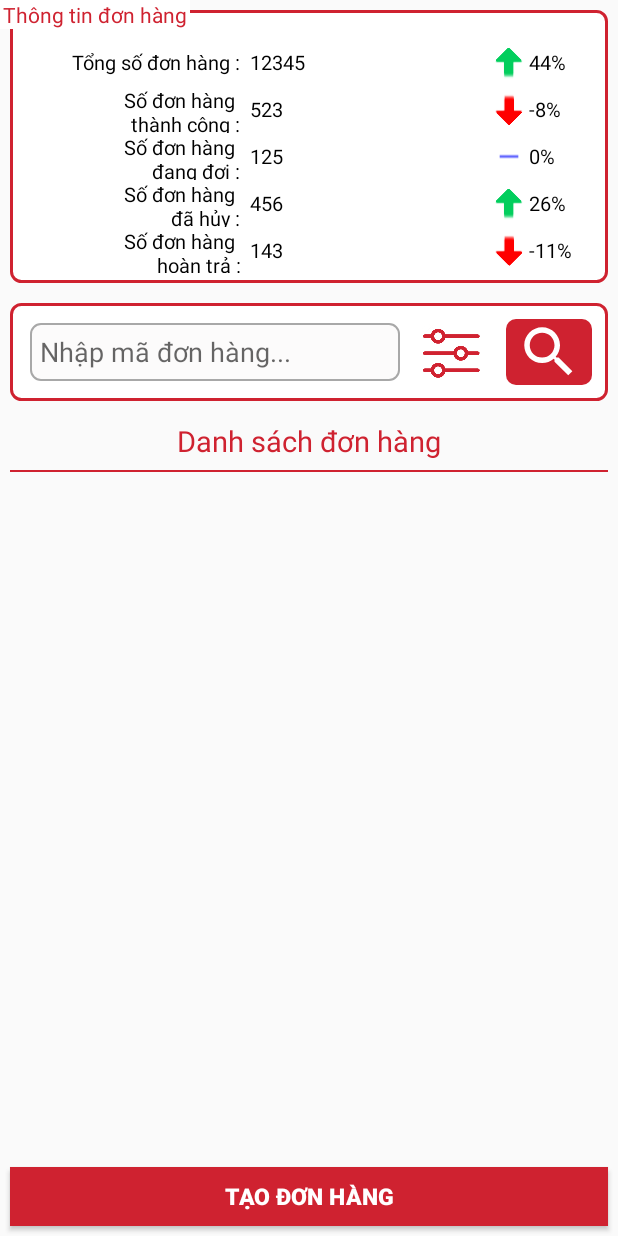
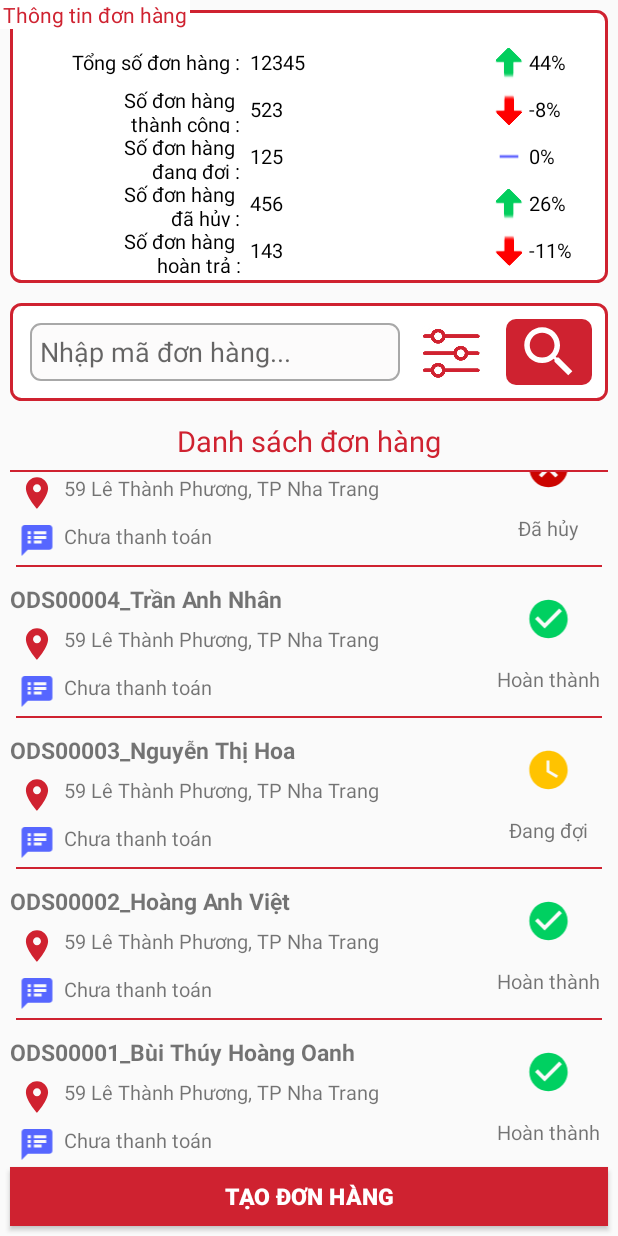
Before and after one commit to duongtricn2c/LeoCosmeticsShop, an Android app: the fragment FragmentOrders shown on its own in the app's theme, on a phone screen of 412 x 824 dp. Run offline under Robolectric (Android 15) with nearby library versions, the phone set to English and light mode, and no system bars; our stand-ins replace sdp/ssp sizes.

Commit message:
commit fragment item load list Orders

```diff
--- a/app/src/main/java/com/dvtri/leo_cosmetic_2710/fragment/FragmentOrders.kt
+++ b/app/src/main/java/com/dvtri/leo_cosmetic_2710/fragment/FragmentOrders.kt
@@ -5,10 +5,14 @@ import android.view.LayoutInflater
 import android.view.View
 import android.view.ViewGroup
 import androidx.fragment.app.Fragment
+import androidx.recyclerview.widget.LinearLayoutManager
 import com.dvtri.leo_cosmetic_2710.R
+import com.dvtri.leo_cosmetic_2710.data.Order
+import kotlinx.android.synthetic.main.fragment_orders.*
 
 class FragmentOrders : Fragment() {
-
+    var listOrders : ArrayList<Order> = ArrayList()
+    var adapter : OrderAdapter? = null
 
     companion object {
         /**
@@ -36,4 +40,72 @@ class FragmentOrders : Fragment() {
         return inflater.inflate(R.layout.fragment_orders, container, false)
     }
 
+    override fun onViewCreated(view: View, savedInstanceState: Bundle?) {
+        super.onViewCreated(view, savedInstanceState)
+        initData()
+        initUI()
+    }
+
+    private fun initUI() {
+        adapter = OrderAdapter(listOrders)
+        rlvOrders.layoutManager = LinearLayoutManager(this.context, LinearLayoutManager.VERTICAL, true)
+        rlvOrders.setHasFixedSize(true)
+        rlvOrders.adapter = adapter
+    }
+
+    private fun initData() {
+        listOrders.run {
+            add(
+                Order("ODS00001",
+                "Bùi Thúy Hoàng Oanh","01/12/2019",
+                "02/12/2019",30000,"02/12/2019",
+                "59 Lê Thành Phương, TP Nha Trang","1","Chưa thanh toán")
+            )
+            add(Order("ODS00002",
+                "Hoàng Anh Việt","01/12/2019",
+                "02/12/2019",30000,"02/12/2019",
+                "59 Lê Thành Phương, TP Nha Trang","1","Chưa thanh toán"))
+            add(Order("ODS00003",
+                "Nguyễn Thị Hoa","01/12/2019",
+                "02/12/2019",30000,"02/12/2019",
+                "59 Lê Thành Phương, TP Nha Trang","2","Chưa thanh toán"))
+            add(Order("ODS00004",
+                "Trần Anh Nhân","01/12/2019",
+                "02/12/2019",30000,"02/12/2019",
+                "59 Lê Thành Phương, TP Nha Trang","1","Chưa thanh toán"))
+            add(Order("ODS00005",
+                "Mai Thị Lựu Đạn","01/12/2019",
+                "02/12/2019",30000,"02/12/2019",
+                "59 Lê Thành Phương, TP Nha Trang","3","Chưa thanh toán"))
+            add(Order("ODS00006",
+                "Huỳnh Thị Phương","01/12/2019",
+                "02/12/2019",30000,"02/12/2019",
+                "59 Lê Thành Phương, TP Nha Trang","2","Chưa thanh toán"))
+            add(Order("ODS00007",
+                "Hồ Mỹ Trân","01/12/2019",
+                "02/12/2019",30000,"02/12/2019",
+                "59 Lê Thành Phương, TP Nha Trang","2","Chưa thanh toán"))
+            add(Order("ODS00008",
+                "Bùi Anh Tuấn","01/12/2019",
+                "02/12/2019",30000,"02/12/2019",
+                "59 Lê Thành Phương, TP Nha Trang","2","Chưa thanh toán"))
+            add(Order("ODS00009",
+                "Nguyễn Khởi My","01/12/2019",
+                "02/12/2019",30000,"02/12/2019",
+                "59 Lê Thành Phương, TP Nha Trang","3","Chưa thanh toán"))
+            add(Order("ODS00010",
+                "Lê Trúc Phương","01/12/2019",
+                "02/12/2019",30000,"02/12/2019",
+                "59 Lê Thành Phương, TP Nha Trang","1","Chưa thanh toán"))
+            add(Order("ODS00011",
+                "Mai Thị Nhàn","01/12/2019",
+                "02/12/2019",30000,"02/12/2019",
+                "59 Lê Thành Phương, TP Nha Trang","2","Chưa thanh toán"))
+            add(Order("ODS00012",
+                "Lê Dương Bảo Lâm","01/12/2019",
+                "02/12/2019",30000,"02/12/2019",
+                "59 Lê Thành Phương, TP Nha Trang","1","Chưa thanh toán"))
+        }
+    }
+
 }
--- a/app/src/main/java/com/dvtri/leo_cosmetic_2710/fragment/OrderAdapter.kt
+++ b/app/src/main/java/com/dvtri/leo_cosmetic_2710/fragment/OrderAdapter.kt
@@ -1,8 +1,13 @@
 package com.dvtri.leo_cosmetic_2710.fragment
 
+import android.view.LayoutInflater
 import android.view.View
 import android.view.ViewGroup
+import android.widget.ImageView
+import android.widget.TextView
+import androidx.core.view.marginBottom
 import androidx.recyclerview.widget.RecyclerView
+import com.dvtri.leo_cosmetic_2710.R
 import com.dvtri.leo_cosmetic_2710.data.Order
 import com.dvtri.leo_cosmetic_2710.fragment.OrderAdapter.MyViewHolder as MyViewHolder
 
@@ -14,7 +19,7 @@ class OrderAdapter(listOrders: ArrayList<Order>) : RecyclerView.Adapter<MyViewHo
         this.listOrders = listOrders
     }
     override fun onCreateViewHolder(parent: ViewGroup, viewType: Int): MyViewHolder {
-        TODO("not implemented") //To change body of created functions use File | Settings | File Templates.
+        return MyViewHolder(LayoutInflater.from(parent.context).inflate(R.layout.item_view_oders, parent, false))
     }
 
     override fun getItemCount(): Int {
@@ -22,12 +27,37 @@ class OrderAdapter(listOrders: ArrayList<Order>) : RecyclerView.Adapter<MyViewHo
     }
 
     override fun onBindViewHolder(holder: MyViewHolder, position: Int) {
-        TODO("not implemented") //To change body of created functions use File | Settings | File Templates.
+        val item = listOrders[position]
+        holder.tvOrderName.text = item.orderID +"_"+item.customerName
+        holder.tvAdress.text = item.shipAddress
+        holder.tvNote.text = item.note
+        when(item.status.toInt()){
+            1 -> {
+                holder.tvStatus.text = "Hoàn thành"
+                holder.imgStatus.setImageResource(R.drawable.ic_sucess)
+            }
+            2 -> {
+                holder.tvStatus.text = "Đang đợi"
+                holder.imgStatus.setImageResource(R.drawable.ic_waiting)
+            }
+            3 -> {
+                holder.tvStatus.text = "Đã hủy"
+                holder.imgStatus.setImageResource(R.drawable.ic_cancel)
+            }
+        }
+        if (position == 0){
+            holder.tvLine.visibility = View.VISIBLE
+        }
     }
 
 
-    class MyViewHolder(itemView: View) : RecyclerView.ViewHolder(itemView) {
-
+    class MyViewHolder(view: View) : RecyclerView.ViewHolder(view) {
+        val tvOrderName = view.findViewById(R.id.tvOrderName) as TextView
+        val tvAdress = view.findViewById(R.id.tvAdress) as TextView
+        val tvNote = view.findViewById(R.id.tvNote) as TextView
+        val tvStatus = view.findViewById(R.id.tvStatus) as TextView
+        val tvLine = view.findViewById(R.id.tvLine) as TextView
+        val imgStatus = view.findViewById(R.id.imgStatus) as ImageView
     }
 
 }
--- /dev/null
+++ b/app/src/main/res/drawable/ic_cancel.xml
@@ -0,0 +1,5 @@
+<vector android:height="24dp" android:tint="#CB0400"
+    android:viewportHeight="24.0" android:viewportWidth="24.0"
+    android:width="24dp" xmlns:android="http://schemas.android.com/apk/res/android">
+    <path android:fillColor="#FF000000" android:pathData="M12,2C6.47,2 2,6.47 2,12s4.47,10 10,10 10,-4.47 10,-10S17.53,2 12,2zM17,15.59L15.59,17 12,13.41 8.41,17 7,15.59 10.59,12 7,8.41 8.41,7 12,10.59 15.59,7 17,8.41 13.41,12 17,15.59z"/>
+</vector>
--- /dev/null
+++ b/app/src/main/res/drawable/ic_location.xml
@@ -0,0 +1,5 @@
+<vector android:height="24dp" android:tint="#D02230"
+    android:viewportHeight="24.0" android:viewportWidth="24.0"
+    android:width="24dp" xmlns:android="http://schemas.android.com/apk/res/android">
+    <path android:fillColor="#FF000000" android:pathData="M12,2C8.13,2 5,5.13 5,9c0,5.25 7,13 7,13s7,-7.75 7,-13c0,-3.87 -3.13,-7 -7,-7zM12,11.5c-1.38,0 -2.5,-1.12 -2.5,-2.5s1.12,-2.5 2.5,-2.5 2.5,1.12 2.5,2.5 -1.12,2.5 -2.5,2.5z"/>
+</vector>
--- /dev/null
+++ b/app/src/main/res/drawable/ic_notes.xml
@@ -0,0 +1,5 @@
+<vector android:height="24dp" android:tint="#5666FF"
+    android:viewportHeight="24.0" android:viewportWidth="24.0"
+    android:width="24dp" xmlns:android="http://schemas.android.com/apk/res/android">
+    <path android:fillColor="#FF000000" android:pathData="M20,2L4,2c-1.1,0 -1.99,0.9 -1.99,2L2,22l4,-4h14c1.1,0 2,-0.9 2,-2L22,4c0,-1.1 -0.9,-2 -2,-2zM8,14L6,14v-2h2v2zM8,11L6,11L6,9h2v2zM8,8L6,8L6,6h2v2zM15,14h-5v-2h5v2zM18,11h-8L10,9h8v2zM18,8h-8L10,6h8v2z"/>
+</vector>
--- /dev/null
+++ b/app/src/main/res/drawable/ic_sucess.xml
@@ -0,0 +1,5 @@
+<vector android:height="24dp" android:tint="#00D061"
+    android:viewportHeight="24.0" android:viewportWidth="24.0"
+    android:width="24dp" xmlns:android="http://schemas.android.com/apk/res/android">
+    <path android:fillColor="#FF000000" android:pathData="M12,2C6.48,2 2,6.48 2,12s4.48,10 10,10 10,-4.48 10,-10S17.52,2 12,2zM10,17l-5,-5 1.41,-1.41L10,14.17l7.59,-7.59L19,8l-9,9z"/>
+</vector>
--- /dev/null
+++ b/app/src/main/res/drawable/ic_waiting.xml
@@ -0,0 +1,5 @@
+<vector android:height="24dp" android:tint="#FFC300"
+    android:viewportHeight="24.0" android:viewportWidth="24.0"
+    android:width="24dp" xmlns:android="http://schemas.android.com/apk/res/android">
+    <path android:fillColor="#FF000000" android:pathData="M12,2C6.5,2 2,6.5 2,12s4.5,10 10,10 10,-4.5 10,-10S17.5,2 12,2zM16.2,16.2L11,13L11,7h1.5v5.2l4.5,2.7 -0.8,1.3z"/>
+</vector>
--- a/app/src/main/res/layout/activity_login.xml
+++ b/app/src/main/res/layout/activity_login.xml
@@ -288,13 +288,13 @@
                 android:layout_width="@dimen/_400sdp"
                 android:layout_height="@dimen/_400sdp"
                 android:layout_centerInParent="true"
-                android:background="@drawable/loading5"
+                android:background="@drawable/ripple"
                 android:visibility="invisible" />
 
             <ImageView
                 android:id="@+id/imgLogin"
-                android:layout_width="@dimen/_90sdp"
-                android:layout_height="@dimen/_90sdp"
+                android:layout_width="@dimen/_150sdp"
+                android:layout_height="@dimen/_150sdp"
                 android:layout_centerInParent="true"
                 android:src="@drawable/avt_account"
                 android:visibility="invisible"
--- a/app/src/main/res/layout/fragment_customers.xml
+++ b/app/src/main/res/layout/fragment_customers.xml
@@ -1,36 +1,47 @@
 <?xml version="1.0" encoding="utf-8"?>
-<LinearLayout xmlns:android="http://schemas.android.com/apk/res/android"
+<RelativeLayout xmlns:android="http://schemas.android.com/apk/res/android"
     xmlns:tools="http://schemas.android.com/tools"
     android:layout_width="match_parent"
     android:layout_height="match_parent"
     tools:context=".fragment.FragmentCustomers">
 
     <RelativeLayout
+        android:layout_width="match_parent"
+        android:layout_height="match_parent"
+        android:layout_above="@+id/addCustomer"
+        android:orientation="vertical">
 
-        android:layout_weight="1"
-        android:layout_width="match_parent"
-        android:layout_height="match_parent">
 
         <LinearLayout
+            android:layout_width="match_parent"
+            android:layout_height="match_parent"
             android:layout_margin="@dimen/_5sdp"
-            android:background="@drawable/bg_report"
-            android:layout_width="match_parent"
-            android:layout_height="match_parent">
+            android:background="@drawable/bg_report">
 
-            <TextView
-                android:text="Tổng "
-                android:layout_width="wrap_content"
-                android:layout_height="wrap_content"/>
 
         </LinearLayout>
+
         <TextView
+            android:layout_width="wrap_content"
+            android:layout_height="wrap_content"
             android:layout_marginLeft="@dimen/_10sdp"
+            android:background="@color/colorWhite"
+            android:text="@string/info_customers"
             android:textColor="@color/textMenuSelect"
-            android:background="@color/colorWhite"
-            android:text="Thông tin khách hàng"
             android:textSize="@dimen/_10sdp"
-            android:layout_width="wrap_content"
-            android:layout_height="wrap_content"/>
+            tools:ignore="RtlHardcoded" />
     </RelativeLayout>
 
-</LinearLayout>
+    <Button
+        android:id="@+id/addCustomer"
+        android:layout_width="match_parent"
+        android:layout_height="@dimen/_30sdp"
+        android:layout_alignParentBottom="true"
+        android:layout_margin="@dimen/_5sdp"
+        android:background="@color/textMenuSelect"
+        android:text="@string/add_customer"
+        android:textColor="@color/colorWhite"
+        android:textSize="@dimen/_12sdp"
+        android:textStyle="bold" />
+
+</RelativeLayout>
--- a/app/src/main/res/layout/fragment_orders.xml
+++ b/app/src/main/res/layout/fragment_orders.xml
@@ -303,6 +303,7 @@
             android:background="@color/textMenuSelect" />
 
         <androidx.recyclerview.widget.RecyclerView
+            android:id="@+id/rlvOrders"
             android:layout_width="match_parent"
             android:layout_height="match_parent"
             android:layout_marginLeft="@dimen/_5sdp"
--- a/app/src/main/res/layout/fragment_products.xml
+++ b/app/src/main/res/layout/fragment_products.xml
@@ -1,5 +1,5 @@
 <?xml version="1.0" encoding="utf-8"?>
-<ScrollView xmlns:android="http://schemas.android.com/apk/res/android"
+<RelativeLayout xmlns:android="http://schemas.android.com/apk/res/android"
     xmlns:tools="http://schemas.android.com/tools"
     android:layout_width="match_parent"
     android:layout_height="match_parent"
@@ -311,5 +311,16 @@
             android:layout_marginRight="@dimen/_5sdp" />
     </LinearLayout>
 
+    <Button
+        android:id="@+id/addProducts"
+        android:text="@string/add_products"
+        android:textColor="@color/colorWhite"
+        android:textStyle="bold"
+        android:textSize="@dimen/_12sdp"
+        android:background="@color/textMenuSelect"
+        android:layout_margin="@dimen/_5sdp"
+        android:layout_alignParentBottom="true"
+        android:layout_width="match_parent"
+        android:layout_height="@dimen/_30sdp"/>
 
-</ScrollView>
+</RelativeLayout>
--- a/app/src/main/res/layout/item_view_oders.xml
+++ b/app/src/main/res/layout/item_view_oders.xml
@@ -7,7 +7,7 @@
 
     <LinearLayout
         android:layout_width="match_parent"
-        android:layout_height="wrap_content"
+        android:layout_height="@dimen/_70sdp"
         android:orientation="horizontal"
         tools:ignore="UselessParent">
 
@@ -21,31 +21,87 @@
                 android:id="@+id/tvOrderName"
                 android:layout_width="match_parent"
                 android:layout_height="wrap_content"
+                android:layout_marginTop="@dimen/_5sdp"
                 android:textSize="@dimen/_12sdp"
                 android:textStyle="bold" />
+
+            <LinearLayout
+                android:layout_width="match_parent"
+                android:layout_height="match_parent"
+                android:layout_marginTop="@dimen/_5sdp"
+                android:layout_weight="1"
+                android:orientation="horizontal">
+
+                <ImageView
+                    android:layout_width="match_parent"
+                    android:layout_height="match_parent"
+                    android:layout_weight="8"
+                    android:src="@drawable/ic_location"
+                    tools:ignore="NestedWeights" />
 
                 <TextView
                     android:id="@+id/tvAdress"
                     android:layout_width="match_parent"
                     android:layout_height="wrap_content"
+                    android:layout_weight="1"
                     android:textSize="@dimen/_10sdp" />
+            </LinearLayout>
+
+            <LinearLayout
+                android:layout_width="match_parent"
+                android:layout_height="match_parent"
+                android:layout_marginTop="@dimen/_5sdp"
+                android:layout_weight="1"
+                android:orientation="horizontal">
+
+                <ImageView
+                    android:layout_width="match_parent"
+                    android:layout_height="match_parent"
+                    android:layout_weight="8"
+                    android:src="@drawable/ic_notes"
+                    tools:ignore="NestedWeights" />
 
                 <TextView
                     android:id="@+id/tvNote"
                     android:layout_width="match_parent"
                     android:layout_height="wrap_content"
+                    android:layout_weight="1"
                     android:textSize="@dimen/_10sdp" />
             </LinearLayout>
+        </LinearLayout>
+
+        <LinearLayout
+            android:layout_width="match_parent"
+            android:layout_height="match_parent"
+            android:layout_weight="4"
+            android:orientation="vertical">
+
+            <ImageView
+                android:id="@+id/imgStatus"
+                android:layout_width="match_parent"
+                android:layout_height="match_parent"
+                android:layout_margin="@dimen/_12sdp"
+                android:layout_weight="1"
+                tools:ignore="NestedWeights" />
 
             <TextView
                 android:id="@+id/tvStatus"
                 android:layout_width="match_parent"
                 android:layout_height="match_parent"
-            android:layout_weight="6" />
+                android:layout_weight="2"
+                android:gravity="center_horizontal"
+                android:textSize="@dimen/_10sdp" />
         </LinearLayout>
+    </LinearLayout>
+
     <TextView
+        android:layout_width="match_parent"
+        android:layout_height="@dimen/dp_1"
         android:layout_margin="@dimen/_3sdp"
-        android:background="@color/textMenuSelect"
+        android:background="@color/textMenuSelect" />
+    <TextView
+        android:id="@+id/tvLine"
+        android:visibility="gone"
         android:layout_width="match_parent"
-        android:layout_height="@dimen/dp_1"/>
+        android:layout_height="@dimen/_30sdp"/>
 </LinearLayout>
--- a/app/src/main/res/values/strings.xml
+++ b/app/src/main/res/values/strings.xml
@@ -27,4 +27,7 @@
     <string name="TypingOderCode">Nhập mã đơn hàng...</string>
     <string name="ReportOrder">Thông tin đơn hàng</string>
     <string name="add_orders">Tạo đơn hàng</string>
+    <string name="add_products">Thêm sản phẩm</string>
+    <string name="info_customers">Thông tin khách hàng</string>
+    <string name="add_customer">Khách hàng mới</string>
 </resources>
```
Also changed, not shown: app/src/main/res/drawable/item_orders.png (added), app/src/main/res/drawable/ripple.gif (added), app/src/main/res/drawable/ripple_2.gif (added). Lines whose indentation alone changed are shown as unchanged.
